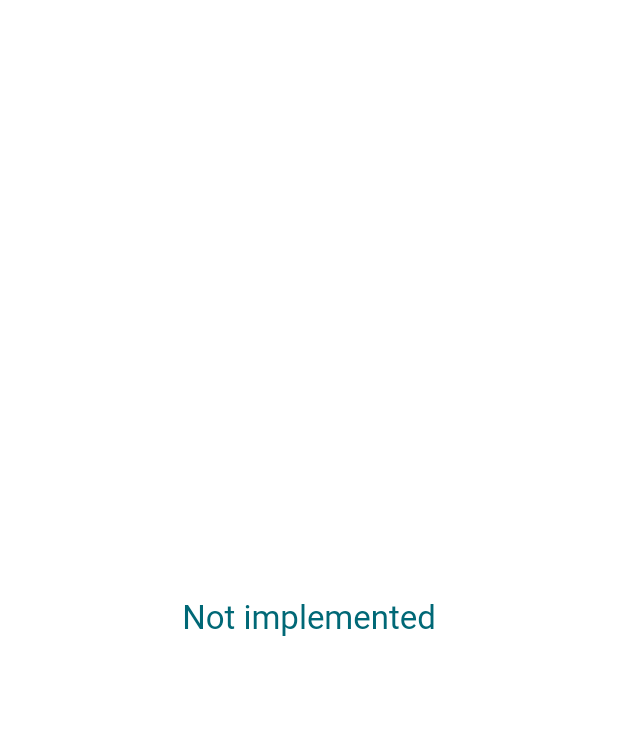
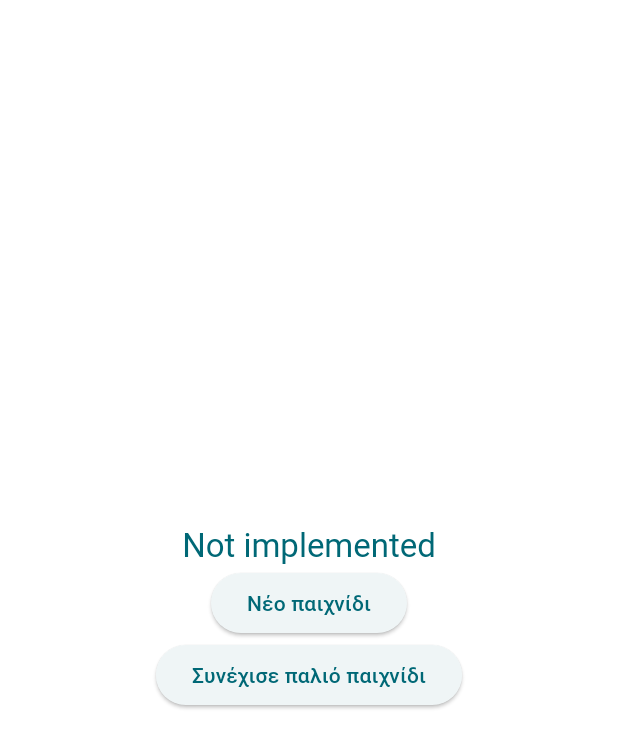
Before and after one commit to Ptriantafyll/geography_board_game, a Flutter app: the screen it shows after launch, on a phone screen of 412 x 824 dp. Shown: the top 748 px of the screen. Run offline on Flutter 3.47's test engine with Material 3 defaults, Android fonts, the light colour scheme and no system bars.

Commit message:
Added a couple of buttons

```diff
--- a/lib/screens/welcome.dart
+++ b/lib/screens/welcome.dart
@@ -6,11 +6,27 @@ class WelcomeScreen extends StatelessWidget {
   @override
   Widget build(BuildContext context) {
     return Center(
-      child: Text(
-        'Not implemented',
-        style: Theme.of(context).textTheme.titleLarge!.copyWith(
-              color: Theme.of(context).colorScheme.primary,
-            ),
+      child: Column(
+        mainAxisAlignment: MainAxisAlignment.center,
+        children: [
+          Text(
+            'Not implemented',
+            style: Theme.of(context).textTheme.titleLarge!.copyWith(
+                  color: Theme.of(context).colorScheme.primary,
+                ),
+          ),
+          ElevatedButton(
+            onPressed: () {},
+            // style: ElevatedButton.styleFrom(
+            //   backgroundColor: Colors.black,
+            // ),
+            child: const Text("Νέο παιχνίδι"),
+          ),
+          ElevatedButton(
+            onPressed: () {},
+            child: const Text("Συνέχισε παλιό παιχνίδι"),
+          ),
+        ],
       ),
     );
   }
```
